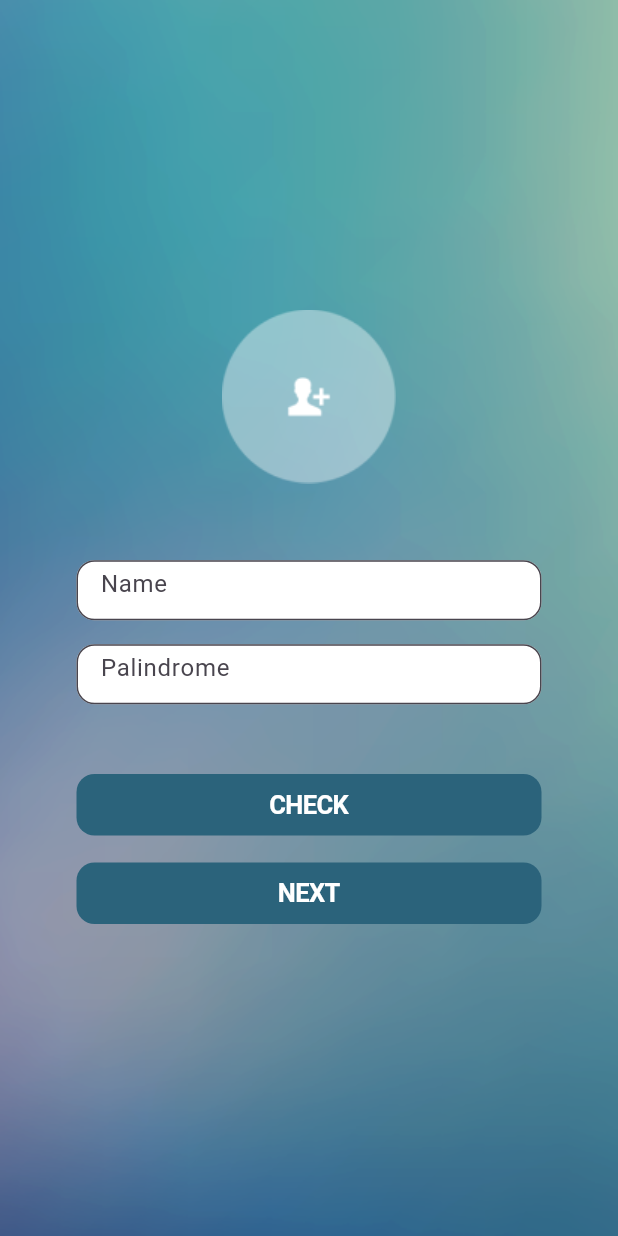
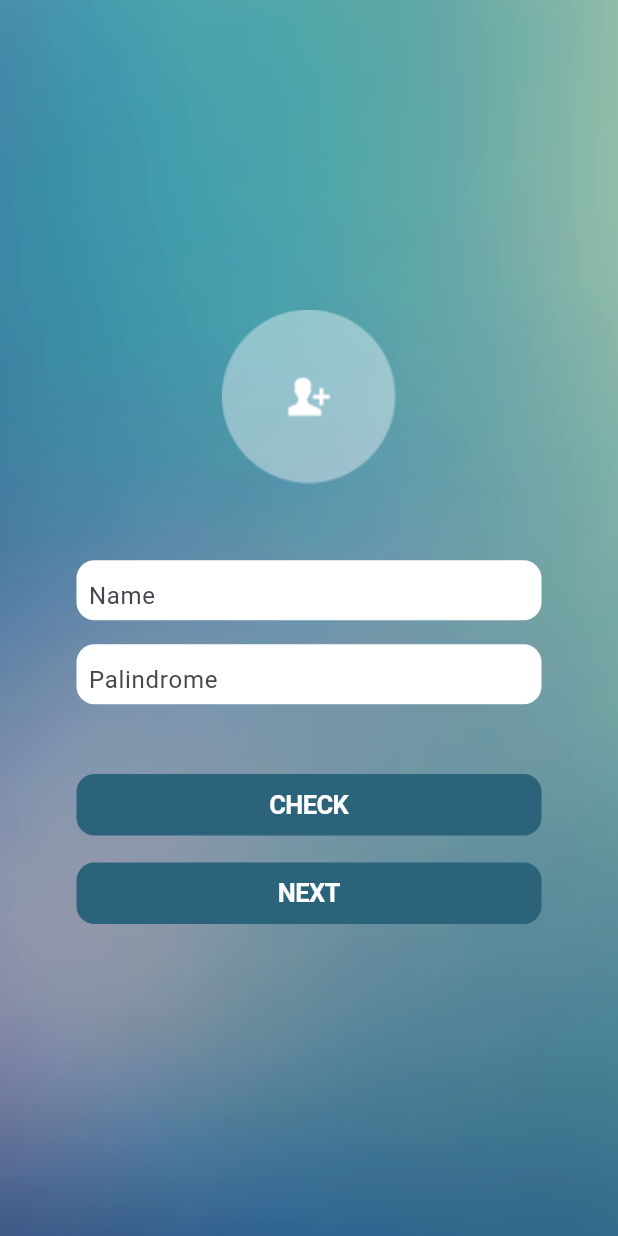
Before and after one commit to andisety/suitmedia_tes, a Flutter app: the screen it shows after launch, on a phone screen of 412 x 824 dp. Run offline on Flutter 3.47's test engine with Material 2 defaults, Android fonts, the phone set to English and light mode, and no system bars; our stand-ins replace dio.

Commit message:
done screen 1

```diff
--- a/lib/ui/screen1.dart
+++ b/lib/ui/screen1.dart
@@ -10,6 +10,9 @@ class FirstScreen extends StatefulWidget {
 }
 
 class _FirstScreenState extends State<FirstScreen> {
+  TextEditingController nameController = TextEditingController();
+  TextEditingController sentenceController = TextEditingController();
+
   @override
   Widget build(BuildContext context) {
     return Scaffold(
@@ -36,15 +39,20 @@ class _FirstScreenState extends State<FirstScreen> {
                 SizedBox(
                   width: 310,
                   height: 40,
-                  child: TextFormField(
-                    decoration: InputDecoration(
-                      hintText: 'Name',
-                      fillColor: Colors.white,
-                      filled: true,
-                      border: OutlineInputBorder(
-                        borderSide:
-                            const BorderSide(color: Colors.white, width: 2.0),
-                        borderRadius: BorderRadius.circular(12.0),
+                  child: Container(
+                    padding: const EdgeInsets.symmetric(horizontal: 8.0),
+                    decoration: BoxDecoration(
+                      color: Colors.white,
+                      borderRadius: BorderRadius.circular(12.0),
+                    ),
+                    child: Align(
+                      alignment: Alignment.centerLeft,
+                      child: TextFormField(
+                        controller: nameController,
+                        decoration: const InputDecoration(
+                          hintText: 'Name',
+                          border: InputBorder.none,
+                        ),
                       ),
                     ),
                   ),
@@ -53,15 +61,20 @@ class _FirstScreenState extends State<FirstScreen> {
                 SizedBox(
                   width: 310,
                   height: 40,
-                  child: TextFormField(
-                    decoration: InputDecoration(
-                      hintText: 'Palindrome',
-                      fillColor: Colors.white,
-                      filled: true,
-                      border: OutlineInputBorder(
-                        borderSide:
-                            const BorderSide(color: Colors.white, width: 2.0),
-                        borderRadius: BorderRadius.circular(12.0),
+                  child: Container(
+                    padding: const EdgeInsets.symmetric(horizontal: 8.0),
+                    decoration: BoxDecoration(
+                      color: Colors.white,
+                      borderRadius: BorderRadius.circular(12.0),
+                    ),
+                    child: Align(
+                      alignment: Alignment.centerLeft,
+                      child: TextFormField(
+                        controller: sentenceController,
+                        decoration: const InputDecoration(
+                          hintText: 'Palindrome',
+                          border: InputBorder.none,
+                        ),
                       ),
                     ),
                   ),
@@ -83,7 +96,7 @@ class _FirstScreenState extends State<FirstScreen> {
                       ),
                     ),
                     onPressed: () {
-                      // _login();
+                      checkPalindrome();
                     }),
                 const SizedBox(height: 15.0),
                 CupertinoButton(
@@ -114,4 +127,43 @@ class _FirstScreenState extends State<FirstScreen> {
       ]),
     );
   }
+
+  void checkPalindrome() {
+    String sentence = sentenceController.text.toLowerCase().replaceAll(' ', '');
+    String reversedSentence = sentence.split('').reversed.join('');
+
+    if (sentence == reversedSentence) {
+      showDialog(
+        context: context,
+        builder: (BuildContext context) {
+          return AlertDialog(
+            title: Text('Palindrome'),
+            content: Text('The sentence is a palindrome.'),
+            actions: [
+              TextButton(
+                onPressed: () => Navigator.pop(context),
+                child: Text('OK'),
+              ),
+            ],
+          );
+        },
+      );
+    } else {
+      showDialog(
+        context: context,
+        builder: (BuildContext context) {
+          return AlertDialog(
+            title: Text('Not Palindrome'),
+            content: Text('The sentence is not a palindrome.'),
+            actions: [
+              TextButton(
+                onPressed: () => Navigator.pop(context),
+                child: Text('OK'),
+              ),
+            ],
+          );
+        },
+      );
+    }
+  }
 }
```
